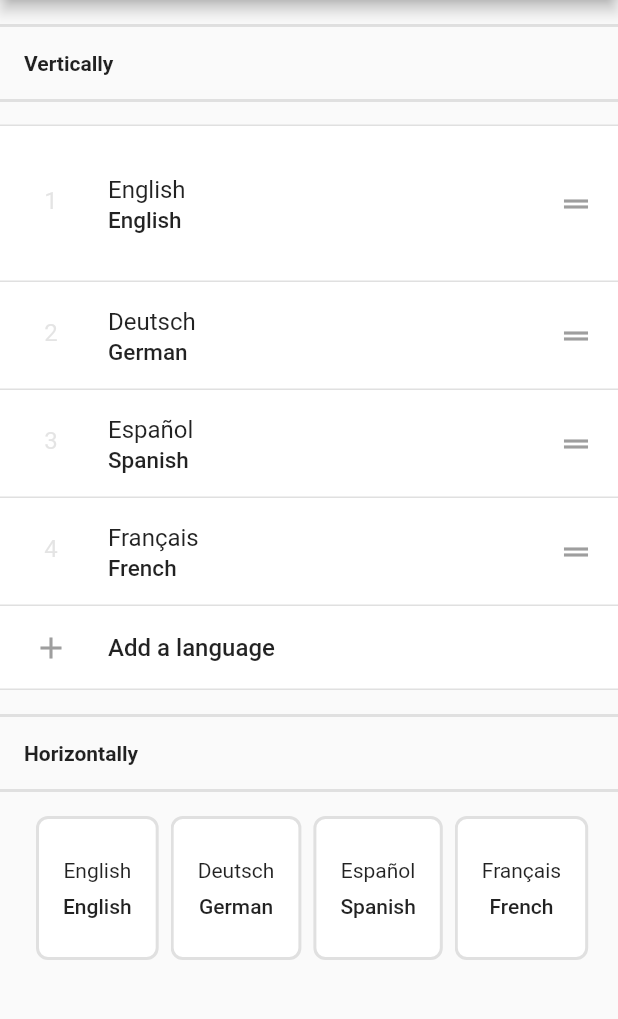
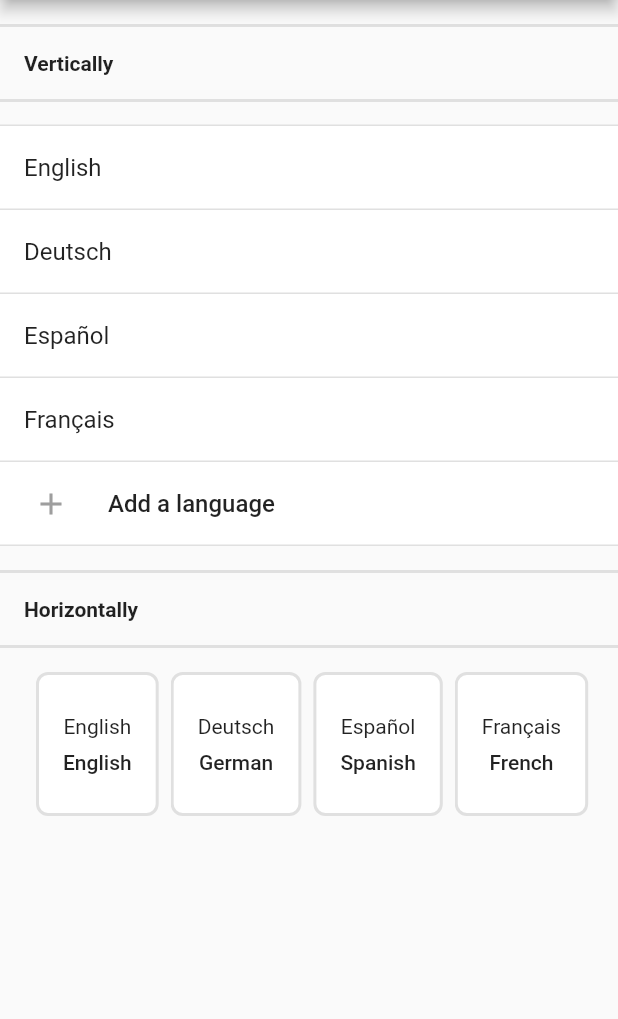
Before and after one commit to wwwdata/implicitly_animated_reorderable_list, a Flutter app: the screen it shows after launch, on a phone screen of 412 x 824 dp, the part 84-1103 px from its top. Run offline on Flutter 3.47's test engine with Material 2 defaults, Android fonts, the phone set to English and light mode, and no system bars; drawn by our look-alikes of flutter_slidable.

Commit message:
Updating example to latest Flutter

```diff
--- a/example/lib/ui/lang_page.dart
+++ b/example/lib/ui/lang_page.dart
@@ -193,78 +193,72 @@ class _LanguagePageState extends State<LanguagePage>
     final theme = Theme.of(context);
     final textTheme = theme.textTheme;
 
-    final List<Widget> actions = [
-      SlideAction(
-        closeOnTap: true,
-        color: Colors.redAccent,
-        onTap: () => setState(() => selectedLanguages.remove(lang)),
-        child: Center(
-          child: Column(
-            mainAxisSize: MainAxisSize.min,
-            children: <Widget>[
-              const Icon(
-                Icons.delete,
-                color: Colors.white,
-              ),
-              const SizedBox(height: 4),
-              Text(
-                'Delete',
-                style: textTheme.bodyText2?.copyWith(
-                  color: Colors.white,
-                ),
-              ),
-            ],
+    return Slidable(
+      // Specify a key if the Slidable is dismissible.
+      key: ValueKey(lang.nativeName),
+
+      // The start action pane is the one at the left or the top side.
+      startActionPane: ActionPane(
+        // A motion is a widget used to control how the pane animates.
+        motion: const ScrollMotion(),
+
+        // A pane can dismiss the Slidable.
+        dismissible: DismissiblePane(onDismissed: () {}),
+
+        // All actions are defined in the children parameter.
+        children: [
+          // A SlidableAction can have an icon and/or a label.
+          SlidableAction(
+            onPressed: (context) {
+              setState(() => selectedLanguages.remove(lang));
+            },
+            backgroundColor: Color(0xFFFE4A49),
+            foregroundColor: Colors.white,
+            icon: Icons.delete,
+            label: 'Delete',
           ),
-        ),
+          SlidableAction(
+            onPressed: (context) {
+              setState(() => selectedLanguages.remove(lang));
+            },
+            backgroundColor: Color(0xFF21B7CA),
+            foregroundColor: Colors.white,
+            icon: Icons.share,
+            label: 'Share',
+          ),
+        ],
       ),
-    ];
 
-    return Slidable(
-      actionPane: const SlidableBehindActionPane(),
-      actions: actions,
-      secondaryActions: actions,
-      child: Container(
-        alignment: Alignment.center,
-        // For testing different size item. You can comment this line
-        padding: lang.englishName == 'English'
-            ? const EdgeInsets.symmetric(vertical: 16.0)
-            : EdgeInsets.zero,
-        child: ListTile(
-          title: Text(
-            lang.nativeName,
-            style: textTheme.bodyText2?.copyWith(
-              fontSize: 16,
-            ),
+      // The end action pane is the one at the right or the bottom side.
+      endActionPane: ActionPane(
+        motion: ScrollMotion(),
+        children: [
+          SlidableAction(
+            // An action can be bigger than the others.
+            flex: 2,
+            onPressed: (context) {
+              setState(() => selectedLanguages.remove(lang));
+            },
+            backgroundColor: Color(0xFF7BC043),
+            foregroundColor: Colors.white,
+            icon: Icons.archive,
+            label: 'Archive',
           ),
-          subtitle: Text(
-            lang.englishName,
-            style: textTheme.bodyText1?.copyWith(
-              fontSize: 15,
-            ),
+          SlidableAction(
+            onPressed: (context) {
+              setState(() => selectedLanguages.remove(lang));
+            },
+            backgroundColor: Color(0xFF0392CF),
+            foregroundColor: Colors.white,
+            icon: Icons.save,
+            label: 'Save',
           ),
-          leading: SizedBox(
-            width: 36,
-            height: 36,
-            child: Center(
-              child: Text(
-                '${selectedLanguages.indexOf(lang) + 1}',
-                style: textTheme.bodyText2?.copyWith(
-                  color: theme.highlightColor,
-                  fontSize: 16,
-                ),
-              ),
-            ),
-          ),
-          trailing: const Handle(
-            delay: Duration(milliseconds: 0),
-            capturePointer: true,
-            child: Icon(
-              Icons.drag_handle,
-              color: Colors.grey,
-            ),
-          ),
-        ),
+        ],
       ),
+
+      // The child of the Slidable is what the user sees when the
+      // component is not dragged.
+      child: ListTile(title: Text(lang.nativeName)),
     );
   }
 
--- a/example/pubspec.yaml
+++ b/example/pubspec.yaml
@@ -12,7 +12,7 @@ dependencies:
     path: ../
   flutter:
     sdk: flutter
-  flutter_slidable: ^0.6.0-nullsafety.0
+  flutter_slidable: ^3.0.0
 
 dev_dependencies:
   flutter_test:
--- a/pubspec.yaml
+++ b/pubspec.yaml
@@ -9,10 +9,10 @@ environment:
   flutter: ">=3.7.0"
 
 dependencies:
-  async: ^2.8.1
+  async: ^2.11.0
   flutter:
     sdk: flutter
-  meta: ^1.7.0
+  meta: ^1.9.1
 
 dev_dependencies:
   flutter_test:
```
Also changed, not shown: 6 other files.
